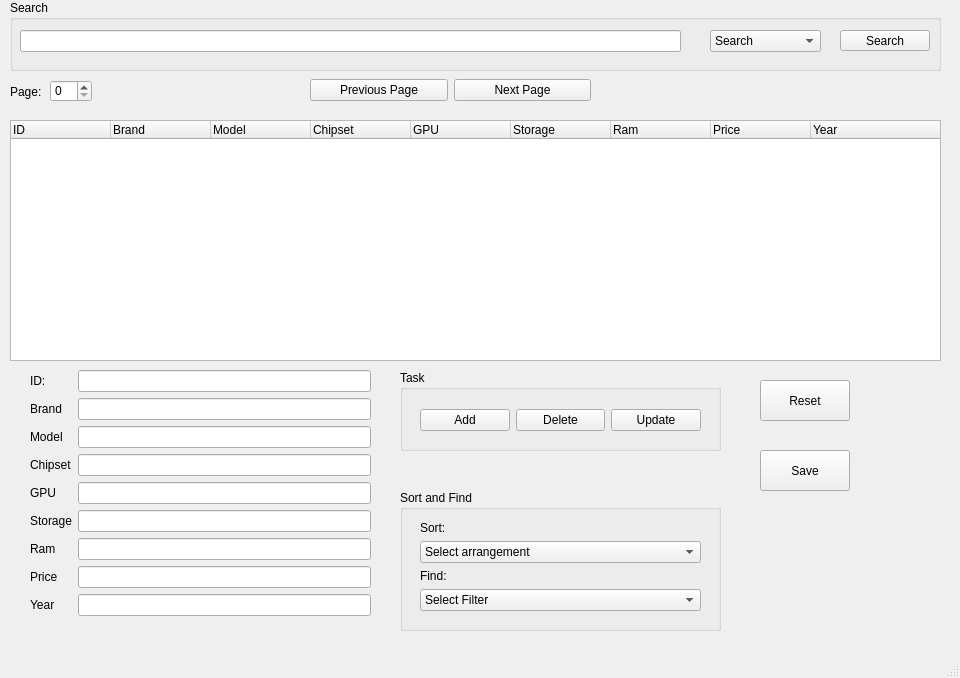
Qt form Final_Project/23AD11044_LeVanNhan/mainwindow.ui (leva25012005/FinalProject_DSA) before a commit.
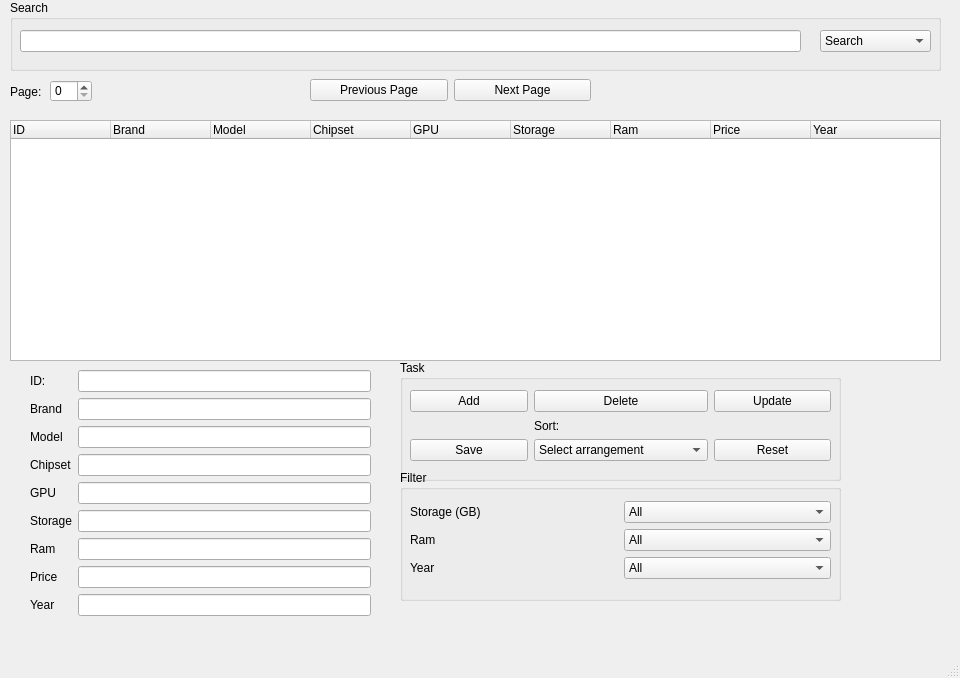
The same form after that commit.

The edit to the form file:
```diff
--- a/Final_Project/23AD11044_LeVanNhan/mainwindow.ui
+++ b/Final_Project/23AD11044_LeVanNhan/mainwindow.ui
@@ -69,29 +69,43 @@
      </property>
     </column>
    </widget>
-   <widget class="QGroupBox" name="groupBox_5">
+   <widget class="QGroupBox" name="groupBox_4">
     <property name="geometry">
      <rect>
       <x>400</x>
-      <y>490</y>
-      <width>321</width>
-      <height>141</height>
+      <y>360</y>
+      <width>441</width>
+      <height>121</height>
      </rect>
     </property>
     <property name="title">
-     <string>Sort and Find</string>
+     <string>Task</string>
     </property>
-    <widget class="QWidget" name="gridLayoutWidget_3">
+    <widget class="QWidget" name="gridLayoutWidget_4">
      <property name="geometry">
       <rect>
-       <x>20</x>
+       <x>10</x>
        <y>30</y>
-       <width>281</width>
-       <height>91</height>
+       <width>421</width>
+       <height>71</height>
       </rect>
      </property>
-     <layout class="QGridLayout" name="gridLayout_4">
+     <layout class="QGridLayout" name="gridLayout_5">
+      <item row="3" column="0">
+       <widget class="QPushButton" name="btnSave">
+        <property name="text">
+         <string>Save</string>
+        </property>
+       </widget>
+      </item>
       <item row="1" column="0">
+       <widget class="QPushButton" name="btnAdd_2">
+        <property name="text">
+         <string>Add</string>
+        </property>
+       </widget>
+      </item>
+      <item row="3" column="1">
        <widget class="QComboBox" name="cbSort_2">
         <item>
          <property name="text">
@@ -120,77 +134,6 @@
         </item>
        </widget>
       </item>
-      <item row="3" column="0">
-       <widget class="QComboBox" name="cbFilter_2">
-        <item>
-         <property name="text">
-          <string>Select Filter</string>
-         </property>
-        </item>
-        <item>
-         <property name="text">
-          <string>MIN PRICE</string>
-         </property>
-        </item>
-        <item>
-         <property name="text">
-          <string>MAX YEAR</string>
-         </property>
-        </item>
-       </widget>
-      </item>
-      <item row="0" column="0">
-       <widget class="QLabel" name="label_8">
-        <property name="text">
-         <string>Sort:</string>
-        </property>
-       </widget>
-      </item>
-      <item row="2" column="0">
-       <widget class="QLabel" name="label_9">
-        <property name="text">
-         <string>Find:</string>
-        </property>
-       </widget>
-      </item>
-     </layout>
-    </widget>
-   </widget>
-   <widget class="QPushButton" name="btnSave">
-    <property name="geometry">
-     <rect>
-      <x>760</x>
-      <y>450</y>
-      <width>90</width>
-      <height>41</height>
-     </rect>
-    </property>
-    <property name="text">
-     <string>Save</string>
-    </property>
-   </widget>
-   <widget class="QGroupBox" name="groupBox_4">
-    <property name="geometry">
-     <rect>
-      <x>400</x>
-      <y>370</y>
-      <width>321</width>
-      <height>81</height>
-     </rect>
-    </property>
-    <property name="title">
-     <string>Task</string>
-    </property>
-    <widget class="QWidget" name="gridLayoutWidget_4">
-     <property name="geometry">
-      <rect>
-       <x>20</x>
-       <y>30</y>
-       <width>281</width>
-       <height>41</height>
-      </rect>
-     </property>
-     <layout class="QGridLayout" name="gridLayout_5">
       <item row="1" column="1">
        <widget class="QPushButton" name="btnDelete_2">
         <property name="text">
@@ -198,13 +141,6 @@
         </property>
        </widget>
       </item>
-      <item row="1" column="0">
-       <widget class="QPushButton" name="btnAdd_2">
-        <property name="text">
-         <string>Add</string>
-        </property>
-       </widget>
-      </item>
       <item row="1" column="2">
        <widget class="QPushButton" name="btnUpdate_2">
         <property name="text">
@@ -212,6 +148,20 @@
         </property>
        </widget>
       </item>
+      <item row="3" column="2">
+       <widget class="QPushButton" name="btnClear">
+        <property name="text">
+         <string>Reset</string>
+        </property>
+       </widget>
+      </item>
+      <item row="2" column="1">
+       <widget class="QLabel" name="label_8">
+        <property name="text">
+         <string>Sort:</string>
+        </property>
+       </widget>
+      </item>
      </layout>
     </widget>
    </widget>
@@ -377,7 +327,7 @@
       <rect>
        <x>10</x>
        <y>30</y>
-       <width>661</width>
+       <width>781</width>
        <height>22</height>
       </rect>
      </property>
@@ -385,7 +335,7 @@
     <widget class="QComboBox" name="cbSearch_2">
      <property name="geometry">
       <rect>
-       <x>700</x>
+       <x>810</x>
        <y>30</y>
        <width>111</width>
        <height>22</height>
@@ -407,32 +357,6 @@
       </property>
      </item>
     </widget>
-    <widget class="QPushButton" name="btnSearch_2">
-     <property name="geometry">
-      <rect>
-       <x>830</x>
-       <y>30</y>
-       <width>90</width>
-       <height>21</height>
-      </rect>
-     </property>
-     <property name="text">
-      <string>Search</string>
-     </property>
-    </widget>
-   </widget>
-   <widget class="QPushButton" name="btnClear">
-    <property name="geometry">
-     <rect>
-      <x>760</x>
-      <y>380</y>
-      <width>90</width>
-      <height>41</height>
-     </rect>
-    </property>
-    <property name="text">
-     <string>Reset</string>
-    </property>
    </widget>
    <widget class="QSpinBox" name="sbPage">
     <property name="geometry">
@@ -447,6 +371,189 @@
      <number>999999999</number>
     </property>
    </widget>
+   <widget class="QGroupBox" name="groupBox_5">
+    <property name="geometry">
+     <rect>
+      <x>400</x>
+      <y>470</y>
+      <width>441</width>
+      <height>131</height>
+     </rect>
+    </property>
+    <property name="title">
+     <string>Filter</string>
+    </property>
+    <widget class="QWidget" name="gridLayoutWidget_6">
+     <property name="geometry">
+      <rect>
+       <x>10</x>
+       <y>31</y>
+       <width>421</width>
+       <height>81</height>
+      </rect>
+     </property>
+     <layout class="QGridLayout" name="gridLayout_7">
+      <item row="1" column="0">
+       <widget class="QLabel" name="label_9">
+        <property name="text">
+         <string>Storage (GB)</string>
+        </property>
+       </widget>
+      </item>
+      <item row="1" column="1">
+       <widget class="QComboBox" name="cbS">
+        <item>
+         <property name="text">
+          <string>All</string>
+         </property>
+        </item>
+        <item>
+         <property name="text">
+          <string>32</string>
+         </property>
+        </item>
+        <item>
+         <property name="text">
+          <string>64</string>
+         </property>
+        </item>
+        <item>
+         <property name="text">
+          <string>128</string>
+         </property>
+        </item>
+        <item>
+         <property name="text">
+          <string>256</string>
+         </property>
+        </item>
+        <item>
+         <property name="text">
+          <string>512</string>
+         </property>
+        </item>
+        <item>
+         <property name="text">
+          <string>1024</string>
+         </property>
+        </item>
+       </widget>
+      </item>
+      <item row="2" column="1">
+       <widget class="QComboBox" name="cbR">
+        <item>
+         <property name="text">
+          <string>All</string>
+         </property>
+        </item>
+        <item>
+         <property name="text">
+          <string>2</string>
+         </property>
+        </item>
+        <item>
+         <property name="text">
+          <string>3</string>
+         </property>
+        </item>
+        <item>
+         <property name="text">
+          <string>4</string>
+         </property>
+        </item>
+        <item>
+         <property name="text">
+          <string>6</string>
+         </property>
+        </item>
+        <item>
+         <property name="text">
+          <string>8</string>
+         </property>
+        </item>
+        <item>
+         <property name="text">
+          <string>12</string>
+         </property>
+        </item>
+        <item>
+         <property name="text">
+          <string>16</string>
+         </property>
+        </item>
+        <item>
+         <property name="text">
+          <string>24</string>
+         </property>
+        </item>
+       </widget>
+      </item>
+      <item row="2" column="0">
+       <widget class="QLabel" name="label_5">
+        <property name="text">
+         <string>Ram</string>
+        </property>
+       </widget>
+      </item>
+      <item row="3" column="0">
+       <widget class="QLabel" name="label_4">
+        <property name="text">
+         <string>Year</string>
+        </property>
+       </widget>
+      </item>
+      <item row="3" column="1">
+       <widget class="QComboBox" name="cbY">
+        <item>
+         <property name="text">
+          <string>All</string>
+         </property>
+        </item>
+        <item>
+         <property name="text">
+          <string>2017</string>
+         </property>
+        </item>
+        <item>
+         <property name="text">
+          <string>2018</string>
+         </property>
+        </item>
+        <item>
+         <property name="text">
+          <string>2019</string>
+         </property>
+        </item>
+        <item>
+         <property name="text">
+          <string>2020</string>
+         </property>
+        </item>
+        <item>
+         <property name="text">
+          <string>2021</string>
+         </property>
+        </item>
+        <item>
+         <property name="text">
+          <string>2022</string>
+         </property>
+        </item>
+        <item>
+         <property name="text">
+          <string>2023</string>
+         </property>
+        </item>
+        <item>
+         <property name="text">
+          <string>2024</string>
+         </property>
+        </item>
+       </widget>
+      </item>
+     </layout>
+    </widget>
+   </widget>
   </widget>
   <widget class="QMenuBar" name="menubar">
    <property name="geometry">
```
